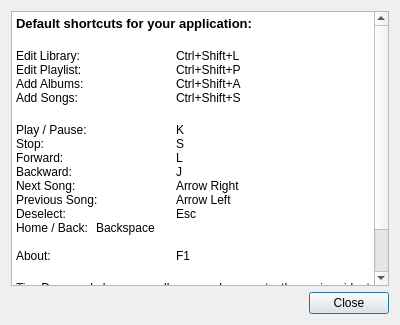
The window that dialogshortcutcs.ui (CermakM/MediaPlayer) describes before a commit, drawn with Qt 5.
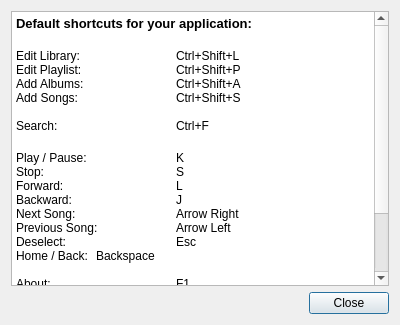
The same window after the commit.

What changed in the file:
```diff
--- a/dialogshortcutcs.ui
+++ b/dialogshortcutcs.ui
@@ -47,6 +47,8 @@
 &lt;p align=&quot;justify&quot; style=&quot; margin-top:0px; margin-bottom:0px; margin-left:0px; margin-right:0px; -qt-block-indent:0; text-indent:0px;&quot;&gt;Edit Playlist:		Ctrl+Shift+P&lt;/p&gt;
 &lt;p align=&quot;justify&quot; style=&quot; margin-top:0px; margin-bottom:0px; margin-left:0px; margin-right:0px; -qt-block-indent:0; text-indent:0px;&quot;&gt;Add Albums:		Ctrl+Shift+A&lt;/p&gt;
 &lt;p align=&quot;justify&quot; style=&quot; margin-top:0px; margin-bottom:0px; margin-left:0px; margin-right:0px; -qt-block-indent:0; text-indent:0px;&quot;&gt;Add Songs:		Ctrl+Shift+S &lt;/p&gt;
+&lt;p align=&quot;justify&quot; style=&quot;-qt-paragraph-type:empty; margin-top:0px; margin-bottom:0px; margin-left:0px; margin-right:0px; -qt-block-indent:0; text-indent:0px;&quot;&gt;&lt;br /&gt;&lt;/p&gt;
+&lt;p align=&quot;justify&quot; style=&quot; margin-top:0px; margin-bottom:0px; margin-left:0px; margin-right:0px; -qt-block-indent:0; text-indent:0px;&quot;&gt;Search:		Ctrl+F	&lt;/p&gt;
 &lt;p align=&quot;justify&quot; style=&quot;-qt-paragraph-type:empty; margin-top:0px; margin-bottom:0px; margin-left:0px; margin-right:0px; -qt-block-indent:0; text-indent:0px; font-size:11pt;&quot;&gt;&lt;br /&gt;&lt;/p&gt;
 &lt;p align=&quot;justify&quot; style=&quot; margin-top:0px; margin-bottom:0px; margin-left:0px; margin-right:0px; -qt-block-indent:0; text-indent:0px;&quot;&gt;Play / Pause:		K&lt;/p&gt;
 &lt;p align=&quot;justify&quot; style=&quot; margin-top:0px; margin-bottom:0px; margin-left:0px; margin-right:0px; -qt-block-indent:0; text-indent:0px;&quot;&gt;Stop:		S&lt;/p&gt;
```
